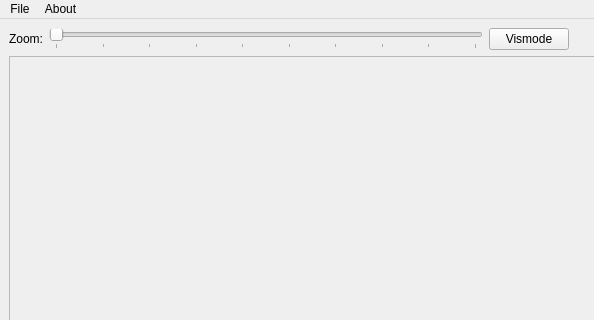
First picture: the form in PyContact/gui/MainQtGui.ui, repository maxscheurer/pycontact, before the edit; both pictures show x 0 to 594 and y 0 to 320 of the 1370 by 864 pixel window.
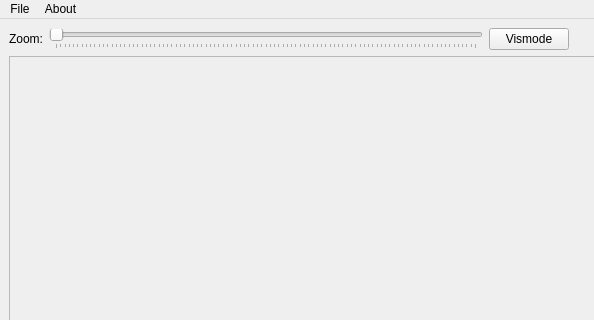
Second picture: the form after the edit.

Commit message: playing around with frame labels

Diff of the .ui file:
```diff
--- a/PyContact/gui/MainQtGui.ui
+++ b/PyContact/gui/MainQtGui.ui
@@ -41,7 +41,10 @@
        <number>1</number>
       </property>
       <property name="maximum">
-       <number>10</number>
+       <number>99</number>
+      </property>
+      <property name="singleStep">
+       <number>5</number>
       </property>
       <property name="orientation">
        <enum>Qt::Horizontal</enum>
```
Left out of the diff: 18 changed lines with no effect on the pictures. The commit also changes 2 other files.
